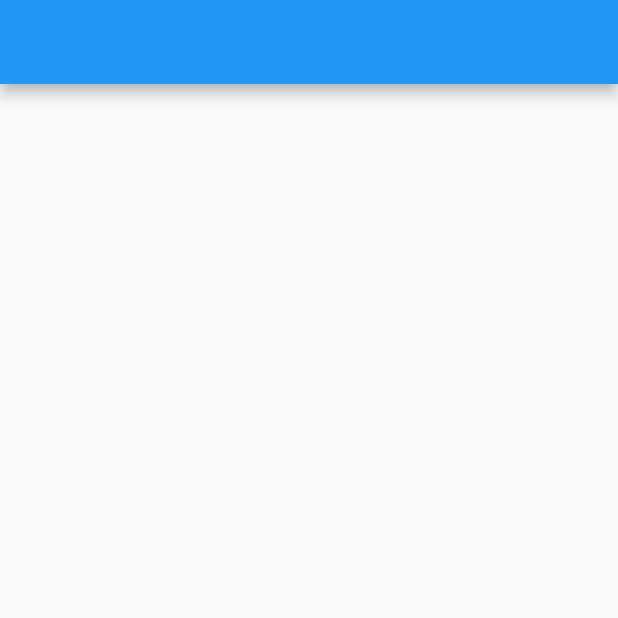
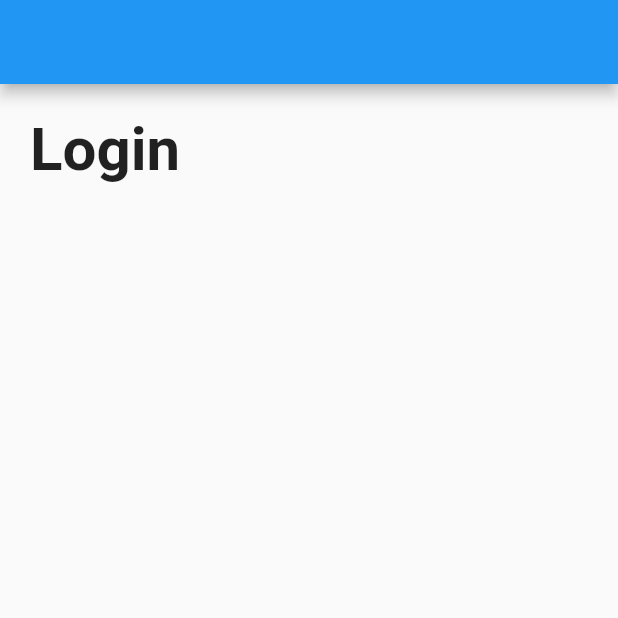
Before and after one commit to asmaahassnasr/udemy-flutter-course-abdullah-mansour, a Flutter app: the screen it shows after launch, on a phone screen of 412 x 824 dp, the top half of it. Run offline on Flutter 3.47's test engine with Material 2 defaults, Android fonts, the phone set to English and light mode, and no system bars.

Commit message:
1 - Adding login Text

```diff
--- a/lib/login_screen.dart
+++ b/lib/login_screen.dart
@@ -6,7 +6,20 @@ class LoginScreen extends StatelessWidget {
   Widget build(BuildContext context) {
     return Scaffold(
       appBar: AppBar(),
-
+      body: Padding(
+        padding: const EdgeInsets.all(20.0),
+        child: Column(
+          children: [
+            Text(
+              'Login',
+              style: TextStyle(
+                fontSize: 40.0,
+                fontWeight: FontWeight.bold,
+              ),
+            ),
+          ],
+        ),
+      ),
     );
   }
 }
```
